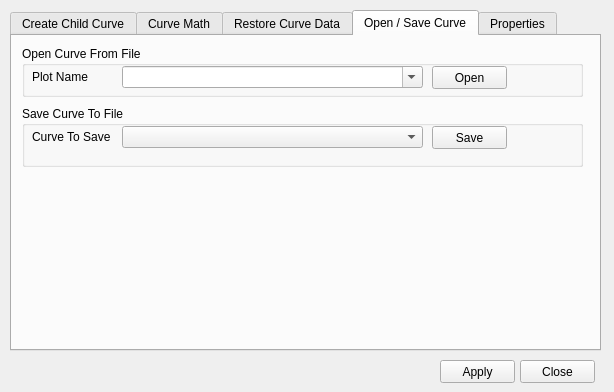
Above: curveproperties.ui from d-wizard/plotter before the change. Below: the same form after it.
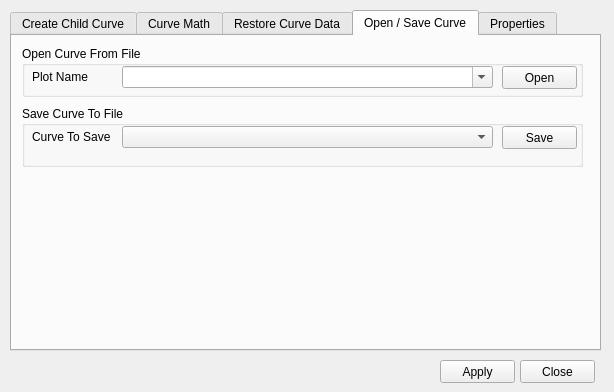
That is the form after the change. The open tabs and pages were chosen to show the change.

Commit message:
Make Open/Save elements fit the page better.
Also, set default page to Child Curve.

Original Commit Rev: 1808 | 2015-02-26 22:27:22 -0600 (Thu, 26 Feb 2015)

```diff
--- a/curveproperties.ui
+++ b/curveproperties.ui
@@ -603,7 +603,7 @@
        <rect>
         <x>100</x>
         <y>20</y>
-        <width>301</width>
+        <width>371</width>
         <height>22</height>
        </rect>
       </property>
@@ -614,7 +614,7 @@
      <widget class="QPushButton" name="cmdOpenCurveFromFile">
       <property name="geometry">
        <rect>
-        <x>410</x>
+        <x>480</x>
         <y>20</y>
         <width>75</width>
         <height>23</height>
@@ -655,7 +655,7 @@
        <rect>
         <x>100</x>
         <y>20</y>
-        <width>301</width>
+        <width>371</width>
         <height>22</height>
        </rect>
       </property>
@@ -663,7 +663,7 @@
      <widget class="QPushButton" name="cmdSaveCurveToFile">
       <property name="geometry">
        <rect>
-        <x>410</x>
+        <x>480</x>
         <y>20</y>
         <width>75</width>
         <height>23</height>
```
Left out of the diff: 2 changed lines with no effect on the pictures.
